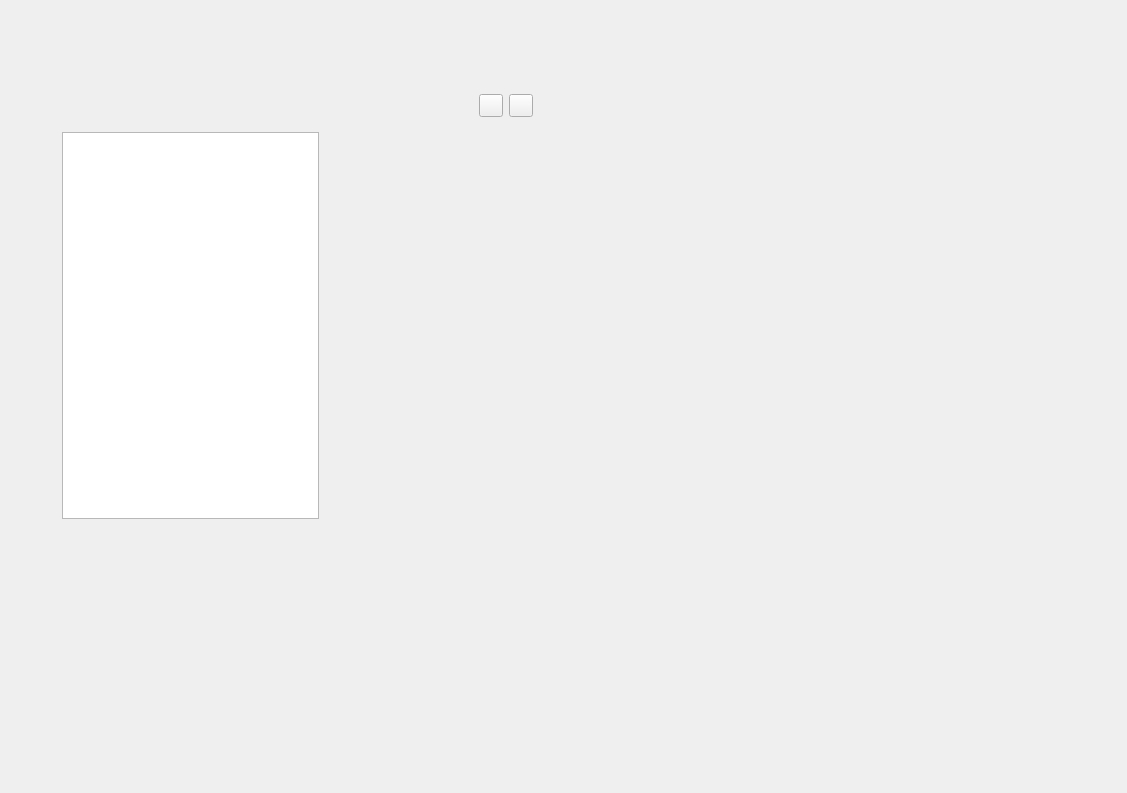
First picture: the form in ui/world_building_view.ui, repository zkovari/plotlyst, before the edit.
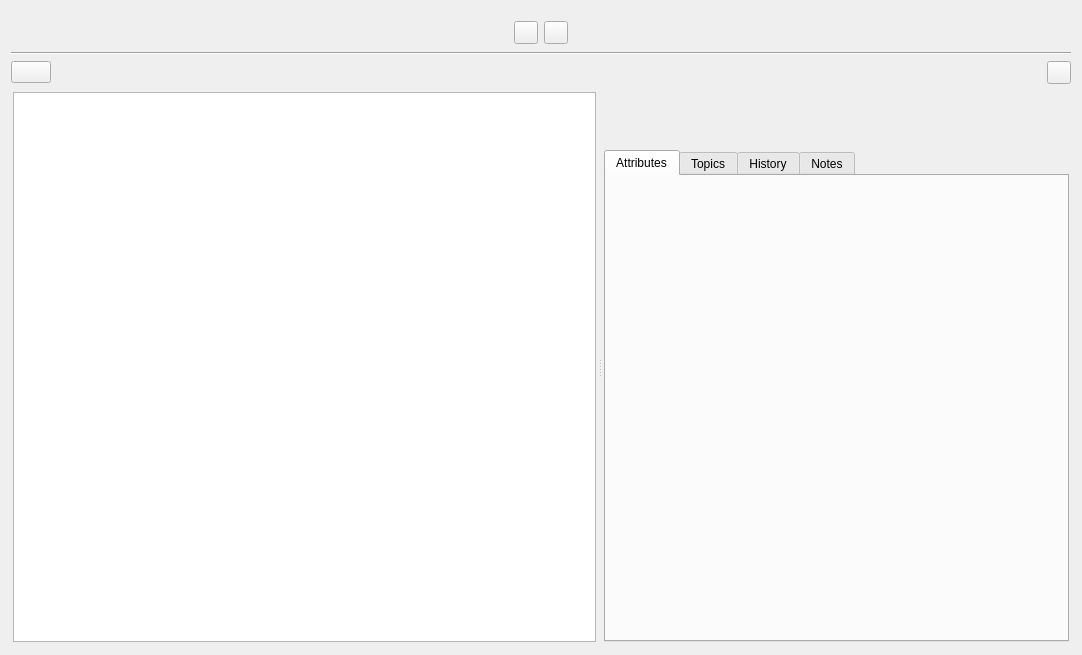
Second picture: the form after the edit. Custom widgets are drawn as their Qt base class.

Commit message: progress with panel

```diff
--- a/ui/world_building_view.ui
+++ b/ui/world_building_view.ui
@@ -6,44 +6,26 @@
    <rect>
     <x>0</x>
     <y>0</y>
-    <width>1127</width>
-    <height>793</height>
+    <width>1082</width>
+    <height>655</height>
    </rect>
   </property>
   <property name="windowTitle">
    <string>Form</string>
   </property>
+  <layout class="QVBoxLayout" name="verticalLayout_3">
+   <item>
   <widget class="QWidget" name="wdgTitleParent" native="true">
-   <property name="geometry">
-    <rect>
-     <x>140</x>
-     <y>20</y>
-     <width>861</width>
-     <height>61</height>
-    </rect>
-   </property>
-  </widget>
-  <widget class="QStackedWidget" name="stackedWidget">
-   <property name="geometry">
-    <rect>
-     <x>450</x>
-     <y>180</y>
-     <width>431</width>
-     <height>291</height>
-    </rect>
-   </property>
-   <widget class="QWidget" name="pageEditor"/>
-   <widget class="QWidget" name="pageHistory"/>
-  </widget>
+     <property name="sizePolicy">
+      <sizepolicy hsizetype="Preferred" vsizetype="Maximum">
+       <horstretch>0</horstretch>
+       <verstretch>0</verstretch>
+      </sizepolicy>
+     </property>
+    </widget>
+   </item>
+   <item>
   <widget class="QWidget" name="widget_2" native="true">
-   <property name="geometry">
-    <rect>
-     <x>120</x>
-     <y>90</y>
-     <width>771</width>
-     <height>29</height>
-    </rect>
-   </property>
    <layout class="QHBoxLayout" name="horizontalLayout_4">
     <property name="leftMargin">
      <number>0</number>
@@ -129,15 +111,84 @@
     </item>
    </layout>
   </widget>
+   </item>
+   <item>
+    <widget class="Line" name="line">
+     <property name="orientation">
+      <enum>Qt::Horizontal</enum>
+     </property>
+    </widget>
+   </item>
+   <item>
+    <layout class="QHBoxLayout" name="horizontalLayout">
+     <item>
+      <widget class="QPushButton" name="btnNew">
+       <property name="maximumSize">
+        <size>
+         <width>130</width>
+         <height>16777215</height>
+        </size>
+       </property>
+       <property name="cursor">
+        <cursorShape>PointingHandCursor</cursorShape>
+       </property>
+       <property name="toolTip">
+        <string>Add new scene</string>
+       </property>
+       <property name="text">
+        <string/>
+       </property>
+       <property name="shortcut">
+        <string>Ctrl+N</string>
+       </property>
+       <property name="positive" stdset="0">
+        <bool>true</bool>
+       </property>
+       <property name="base" stdset="0">
+        <bool>true</bool>
+       </property>
+      </widget>
+     </item>
+     <item>
+      <spacer name="horizontalSpacer">
+       <property name="orientation">
+        <enum>Qt::Horizontal</enum>
+       </property>
+       <property name="sizeHint" stdset="0">
+        <size>
+         <width>40</width>
+         <height>20</height>
+        </size>
+       </property>
+      </spacer>
+     </item>
+     <item>
+      <widget class="QToolButton" name="toolButton">
+       <property name="cursor">
+        <cursorShape>PointingHandCursor</cursorShape>
+       </property>
+       <property name="text">
+        <string/>
+       </property>
+      </widget>
+     </item>
+    </layout>
+   </item>
+   <item>
+    <widget class="QSplitter" name="splitter">
+     <property name="sizePolicy">
+      <sizepolicy hsizetype="Expanding" vsizetype="Expanding">
+       <horstretch>0</horstretch>
+       <verstretch>0</verstretch>
+      </sizepolicy>
+     </property>
+     <property name="orientation">
+      <enum>Qt::Horizontal</enum>
+     </property>
+     <property name="childrenCollapsible">
+      <bool>false</bool>
+     </property>
   <widget class="QWidget" name="wgtChapters" native="true">
-   <property name="geometry">
-    <rect>
-     <x>60</x>
-     <y>130</y>
-     <width>261</width>
-     <height>391</height>
-    </rect>
-   </property>
    <layout class="QVBoxLayout" name="verticalLayout_2">
     <property name="spacing">
      <number>3</number>
@@ -169,6 +220,150 @@
     </item>
    </layout>
   </widget>
+     <widget class="QStackedWidget" name="stackedWidget">
+      <property name="currentIndex">
+       <number>0</number>
+      </property>
+      <widget class="QWidget" name="pageEditor">
+       <layout class="QVBoxLayout" name="verticalLayout">
+        <property name="spacing">
+         <number>3</number>
+        </property>
+        <property name="leftMargin">
+         <number>2</number>
+        </property>
+        <property name="topMargin">
+         <number>2</number>
+        </property>
+        <property name="rightMargin">
+         <number>2</number>
+        </property>
+        <property name="bottomMargin">
+         <number>2</number>
+        </property>
+        <item>
+         <widget class="QWidget" name="wdgHeader" native="true">
+          <layout class="QHBoxLayout" name="horizontalLayout_2">
+           <property name="leftMargin">
+            <number>8</number>
+           </property>
+           <property name="topMargin">
+            <number>15</number>
+           </property>
+           <property name="rightMargin">
+            <number>8</number>
+           </property>
+           <property name="bottomMargin">
+            <number>20</number>
+           </property>
+           <item>
+            <spacer name="horizontalSpacer_2">
+             <property name="orientation">
+              <enum>Qt::Horizontal</enum>
+             </property>
+             <property name="sizeType">
+              <enum>QSizePolicy::Fixed</enum>
+             </property>
+             <property name="sizeHint" stdset="0">
+              <size>
+               <width>40</width>
+               <height>20</height>
+              </size>
+             </property>
+            </spacer>
+           </item>
+           <item>
+            <widget class="QWidget" name="wdgName" native="true">
+             <property name="maximumSize">
+              <size>
+               <width>500</width>
+               <height>16777215</height>
+              </size>
+             </property>
+             <layout class="QHBoxLayout" name="horizontalLayout_3"/>
+            </widget>
+           </item>
+           <item>
+            <spacer name="horizontalSpacer_3">
+             <property name="orientation">
+              <enum>Qt::Horizontal</enum>
+             </property>
+             <property name="sizeType">
+              <enum>QSizePolicy::Fixed</enum>
+             </property>
+             <property name="sizeHint" stdset="0">
+              <size>
+               <width>40</width>
+               <height>20</height>
+              </size>
+             </property>
+            </spacer>
+           </item>
+          </layout>
+         </widget>
+        </item>
+        <item>
+         <widget class="QTabWidget" name="tabWidget">
+          <property name="styleSheet">
+           <string notr="true"/>
+          </property>
+          <property name="currentIndex">
+           <number>0</number>
+          </property>
+          <property name="centered" stdset="0">
+           <bool>true</bool>
+          </property>
+          <widget class="QWidget" name="tabAttributes">
+           <property name="relaxed-white-bg" stdset="0">
+            <bool>true</bool>
+           </property>
+           <attribute name="title">
+            <string>Attributes</string>
+           </attribute>
+          </widget>
+          <widget class="QWidget" name="tabTopics">
+           <property name="relaxed-white-bg" stdset="0">
+            <bool>true</bool>
+           </property>
+           <attribute name="title">
+            <string>Topics</string>
+           </attribute>
+          </widget>
+          <widget class="QWidget" name="tabHistory">
+           <property name="relaxed-white-bg" stdset="0">
+            <bool>true</bool>
+           </property>
+           <attribute name="title">
+            <string>History</string>
+           </attribute>
+          </widget>
+          <widget class="QWidget" name="tabNotes">
+           <property name="relaxed-white-bg" stdset="0">
+            <bool>true</bool>
+           </property>
+           <attribute name="title">
+            <string>Notes</string>
+           </attribute>
+          </widget>
+         </widget>
+        </item>
+       </layout>
+      </widget>
+      <widget class="QWidget" name="pageHistory">
+       <layout class="QVBoxLayout" name="verticalLayout_4">
+        <item>
+         <widget class="QLabel" name="label">
+          <property name="text">
+           <string>TextLabel</string>
+          </property>
+         </widget>
+        </item>
+       </layout>
+      </widget>
+     </widget>
+    </widget>
+   </item>
+  </layout>
  </widget>
  <customwidgets>
   <customwidget>
```
Left out of the diff: 9 changed lines with no effect on the pictures. Lines whose indentation alone changed are shown as unchanged. The commit also changes 1 other file.
